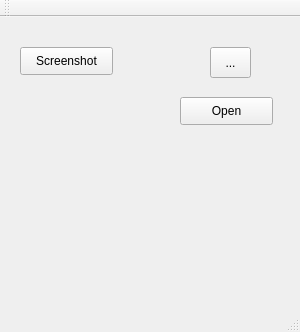
Above: src/app/mainwindow.ui from Muzalevsky/adaptive_backlight before the change. Below: the same form after it.
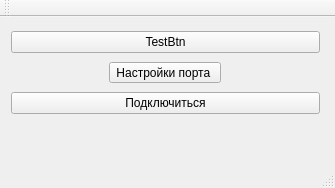
That is the form after the change.

What changed in the file:
```diff
--- a/src/app/mainwindow.ui
+++ b/src/app/mainwindow.ui
@@ -6,52 +6,50 @@
    <rect>
     <x>0</x>
     <y>0</y>
-    <width>300</width>
-    <height>332</height>
+    <width>335</width>
+    <height>188</height>
    </rect>
   </property>
   <property name="windowTitle">
    <string>MainWindow</string>
   </property>
   <widget class="QWidget" name="centralWidget">
-   <widget class="QPushButton" name="screenShotButton">
+   <widget class="QWidget" name="verticalLayoutWidget">
     <property name="geometry">
      <rect>
-      <x>20</x>
-      <y>30</y>
-      <width>93</width>
-      <height>28</height>
+      <x>0</x>
+      <y>0</y>
+      <width>331</width>
+      <height>111</height>
      </rect>
     </property>
-    <property name="text">
-     <string>Screenshot</string>
-    </property>
-   </widget>
-   <widget class="QToolButton" name="serialSettingsButton">
-    <property name="geometry">
-     <rect>
-      <x>210</x>
-      <y>30</y>
-      <width>41</width>
-      <height>31</height>
-     </rect>
-    </property>
-    <property name="text">
-     <string>...</string>
-    </property>
-   </widget>
-   <widget class="QPushButton" name="openPortButton">
-    <property name="geometry">
-     <rect>
-      <x>180</x>
-      <y>80</y>
-      <width>93</width>
-      <height>28</height>
-     </rect>
-    </property>
-    <property name="text">
-     <string>Open</string>
-    </property>
+    <layout class="QVBoxLayout" name="verticalLayout">
+     <item>
+      <widget class="QPushButton" name="screenShotButton">
+       <property name="text">
+        <string>TestBtn</string>
+       </property>
+      </widget>
+     </item>
+     <item>
+      <layout class="QHBoxLayout" name="horizontalLayout">
+       <item>
+        <widget class="QToolButton" name="serialSettingsButton">
+         <property name="text">
+          <string>Настройки порта </string>
+         </property>
+        </widget>
+       </item>
+      </layout>
+     </item>
+     <item>
+      <widget class="QPushButton" name="openPortButton">
+       <property name="text">
+        <string>Подключиться</string>
+       </property>
+      </widget>
+     </item>
+    </layout>
    </widget>
   </widget>
   <widget class="QMenuBar" name="menuBar">
```
Left out of the diff: 4 changed lines with no effect on the pictures.
